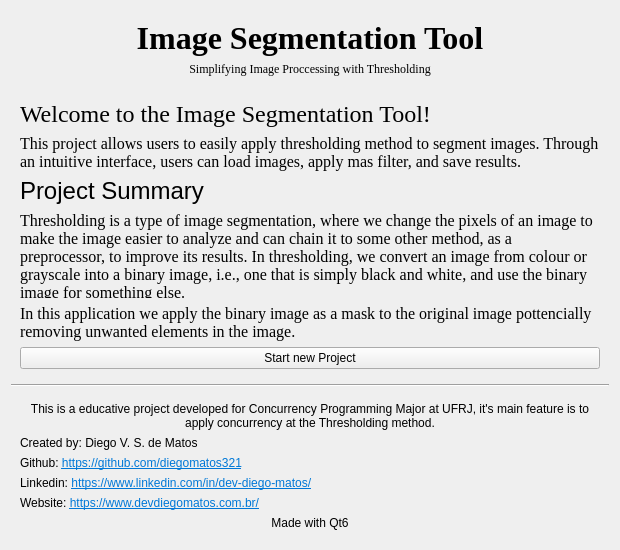
The window that programacao-concorrente-2024-01/trabalho-final/forms/WelcomePage.ui (diegomatos321/UFRJ-Laboratorios) describes before a commit, drawn with Qt 5.
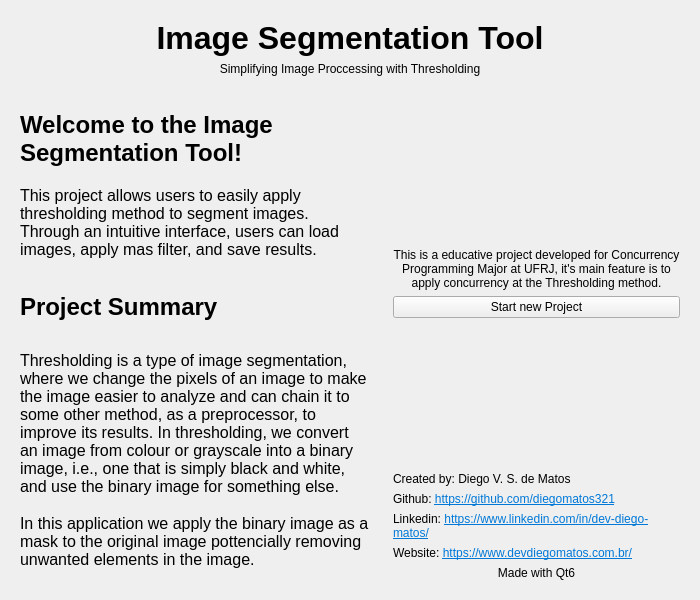
The same window after the commit.

Commit message: Trabalhando na interface

```diff
--- a/programacao-concorrente-2024-01/trabalho-final/forms/WelcomePage.ui
+++ b/programacao-concorrente-2024-01/trabalho-final/forms/WelcomePage.ui
@@ -6,8 +6,8 @@
    <rect>
     <x>0</x>
     <y>0</y>
-    <width>620</width>
-    <height>550</height>
+    <width>700</width>
+    <height>600</height>
    </rect>
   </property>
   <property name="windowTitle">
@@ -16,12 +16,17 @@
   <layout class="QVBoxLayout" name="verticalLayout">
    <item>
     <widget class="QWidget" name="PageHeader" native="true">
-     <layout class="QVBoxLayout" name="verticalLayout_2">
+     <property name="sizePolicy">
+      <sizepolicy hsizetype="Preferred" vsizetype="Fixed">
+       <horstretch>0</horstretch>
+       <verstretch>0</verstretch>
+      </sizepolicy>
+     </property>
+     <layout class="QVBoxLayout" name="verticalLayout_5">
       <item>
        <widget class="QLabel" name="title">
         <property name="font">
          <font>
-          <family>Times New Roman</family>
           <pointsize>24</pointsize>
           <bold>true</bold>
          </font>
@@ -36,11 +41,6 @@
       </item>
       <item>
        <widget class="QLabel" name="description">
-        <property name="font">
-         <font>
-          <family>Times New Roman</family>
-         </font>
-        </property>
         <property name="text">
          <string>Simplifying Image Proccessing with Thresholding</string>
         </property>
@@ -53,26 +53,33 @@
     </widget>
    </item>
    <item>
-    <widget class="QWidget" name="PageContent" native="true">
+    <layout class="QHBoxLayout" name="horizontalLayout">
+     <item>
+      <widget class="QWidget" name="col1" native="true">
      <layout class="QVBoxLayout" name="verticalLayout_3">
       <item>
        <widget class="QLabel" name="label_4">
         <property name="font">
          <font>
-          <family>Times New Roman</family>
           <pointsize>18</pointsize>
+            <bold>true</bold>
          </font>
         </property>
         <property name="text">
          <string>Welcome to the Image Segmentation Tool!</string>
         </property>
+          <property name="scaledContents">
+           <bool>false</bool>
+          </property>
+          <property name="wordWrap">
+           <bool>true</bool>
+          </property>
        </widget>
       </item>
       <item>
        <widget class="QLabel" name="label_6">
         <property name="font">
          <font>
-          <family>Times New Roman</family>
           <pointsize>12</pointsize>
          </font>
         </property>
@@ -89,18 +96,24 @@
         <property name="font">
          <font>
           <pointsize>18</pointsize>
+            <bold>true</bold>
          </font>
         </property>
         <property name="text">
          <string>Project Summary</string>
         </property>
+          <property name="scaledContents">
+           <bool>false</bool>
+          </property>
+          <property name="wordWrap">
+           <bool>true</bool>
+          </property>
        </widget>
       </item>
       <item>
        <widget class="QLabel" name="label">
         <property name="font">
          <font>
-          <family>Times New Roman</family>
           <pointsize>12</pointsize>
          </font>
         </property>
@@ -116,7 +129,6 @@
        <widget class="QLabel" name="label_10">
         <property name="font">
          <font>
-          <family>Times New Roman</family>
           <pointsize>12</pointsize>
          </font>
         </property>
@@ -128,26 +140,25 @@
         </property>
        </widget>
       </item>
-      <item>
-       <widget class="QPushButton" name="newProjectBtn">
-        <property name="text">
-         <string>Start new Project</string>
-        </property>
-       </widget>
-      </item>
      </layout>
     </widget>
    </item>
    <item>
-    <widget class="Line" name="line">
-     <property name="orientation">
-      <enum>Qt::Orientation::Horizontal</enum>
-     </property>
-    </widget>
-   </item>
-   <item>
-    <widget class="QWidget" name="widget" native="true">
+      <widget class="QWidget" name="col2" native="true">
      <layout class="QVBoxLayout" name="verticalLayout_4">
+        <item>
+         <spacer name="verticalSpacer_2">
+          <property name="orientation">
+           <enum>Qt::Orientation::Vertical</enum>
+          </property>
+          <property name="sizeHint" stdset="0">
+           <size>
+            <width>20</width>
+            <height>40</height>
+           </size>
+          </property>
+         </spacer>
+        </item>
       <item>
        <widget class="QLabel" name="label_11">
         <property name="text">
@@ -161,11 +172,34 @@
         </property>
        </widget>
       </item>
+        <item>
+         <widget class="QPushButton" name="newProjectBtn">
+          <property name="text">
+           <string>Start new Project</string>
+          </property>
+         </widget>
+        </item>
+        <item>
+         <spacer name="verticalSpacer">
+          <property name="orientation">
+           <enum>Qt::Orientation::Vertical</enum>
+          </property>
+          <property name="sizeHint" stdset="0">
+           <size>
+            <width>20</width>
+            <height>40</height>
+           </size>
+          </property>
+         </spacer>
+        </item>
       <item>
        <widget class="QLabel" name="label_2">
         <property name="text">
          <string>Created by: Diego V. S. de Matos</string>
         </property>
+          <property name="wordWrap">
+           <bool>true</bool>
+          </property>
        </widget>
       </item>
       <item>
@@ -173,6 +207,9 @@
         <property name="text">
          <string>&lt;html&gt;&lt;head/&gt;&lt;body&gt;&lt;p&gt;Github: &lt;a href=&quot;https://github.com/diegomatos321&quot;&gt;&lt;span style=&quot; text-decoration: underline; color:#0078d7;&quot;&gt;https://github.com/diegomatos321&lt;/span&gt;&lt;/a&gt;&lt;/p&gt;&lt;/body&gt;&lt;/html&gt;</string>
         </property>
+          <property name="wordWrap">
+           <bool>true</bool>
+          </property>
        </widget>
       </item>
       <item>
@@ -180,6 +217,9 @@
         <property name="text">
          <string>&lt;html&gt;&lt;head/&gt;&lt;body&gt;&lt;p&gt;Linkedin: &lt;a href=&quot;https://www.linkedin.com/in/dev-diego-matos/&quot;&gt;&lt;span style=&quot; text-decoration: underline; color:#0078d7;&quot;&gt;https://www.linkedin.com/in/dev-diego-matos/&lt;/span&gt;&lt;/a&gt;&lt;/p&gt;&lt;/body&gt;&lt;/html&gt;</string>
         </property>
+          <property name="wordWrap">
+           <bool>true</bool>
+          </property>
        </widget>
       </item>
       <item>
@@ -187,6 +227,9 @@
         <property name="text">
          <string>&lt;html&gt;&lt;head/&gt;&lt;body&gt;&lt;p&gt;Website: &lt;a href=&quot;https://www.devdiegomatos.com.br/&quot;&gt;&lt;span style=&quot; text-decoration: underline; color:#0078d7;&quot;&gt;https://www.devdiegomatos.com.br/&lt;/span&gt;&lt;/a&gt;&lt;/p&gt;&lt;/body&gt;&lt;/html&gt;</string>
         </property>
+          <property name="wordWrap">
+           <bool>true</bool>
+          </property>
        </widget>
       </item>
       <item>
@@ -197,10 +240,15 @@
         <property name="alignment">
          <set>Qt::AlignmentFlag::AlignCenter</set>
         </property>
+          <property name="wordWrap">
+           <bool>true</bool>
+          </property>
        </widget>
       </item>
      </layout>
     </widget>
+     </item>
+    </layout>
    </item>
   </layout>
  </widget>
```
Left out of the diff: 9 changed lines with no effect on the pictures. Lines whose indentation alone changed are shown as unchanged. The commit also changes 3 other files.
